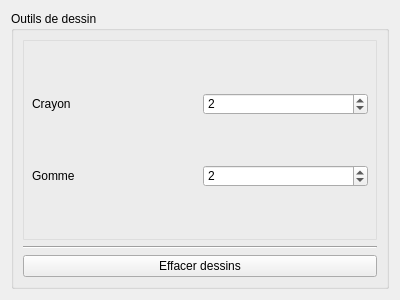
Qt form src/Canvas/SideMenuWidgets/DrawingMenu.ui (Nepta/nixjdr) before a commit.
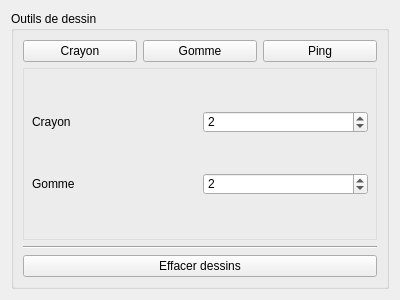
The same form after that commit.

Commit message: several buttons working for the map, eraser not functionnal yet

Diff of the .ui file:
```diff
--- a/src/Canvas/SideMenuWidgets/DrawingMenu.ui
+++ b/src/Canvas/SideMenuWidgets/DrawingMenu.ui
@@ -13,7 +13,7 @@
   <property name="windowTitle">
    <string>Form</string>
   </property>
-  <layout class="QVBoxLayout" name="verticalLayout_3">
+  <layout class="QHBoxLayout" name="horizontalLayout_4">
    <item>
     <widget class="QGroupBox" name="m_DrawingTools">
      <property name="enabled">
@@ -22,7 +22,34 @@
      <property name="title">
       <string>Outils de dessin</string>
      </property>
-     <layout class="QVBoxLayout" name="verticalLayout_4">
+     <layout class="QVBoxLayout" name="verticalLayout_2">
+      <item>
+       <layout class="QVBoxLayout" name="verticalLayout">
+        <item>
+         <layout class="QHBoxLayout" name="m_ToolLayout">
+          <item>
+           <widget class="QPushButton" name="m_PenButton">
+            <property name="text">
+             <string>Crayon</string>
+            </property>
+           </widget>
+          </item>
+          <item>
+           <widget class="QPushButton" name="m_EraserButton">
+            <property name="text">
+             <string>Gomme</string>
+            </property>
+           </widget>
+          </item>
+          <item>
+           <widget class="QPushButton" name="m_PingButton">
+            <property name="text">
+             <string>Ping</string>
+            </property>
+           </widget>
+          </item>
+         </layout>
+        </item>
       <item>
        <widget class="QWidget" name="sizeWidget" native="true">
         <property name="styleSheet">
@@ -84,6 +111,8 @@
          <string>Effacer dessins</string>
         </property>
        </widget>
+        </item>
+       </layout>
       </item>
      </layout>
     </widget>
```
Lines whose indentation alone changed are shown as unchanged. The commit also changes 6 other files.
